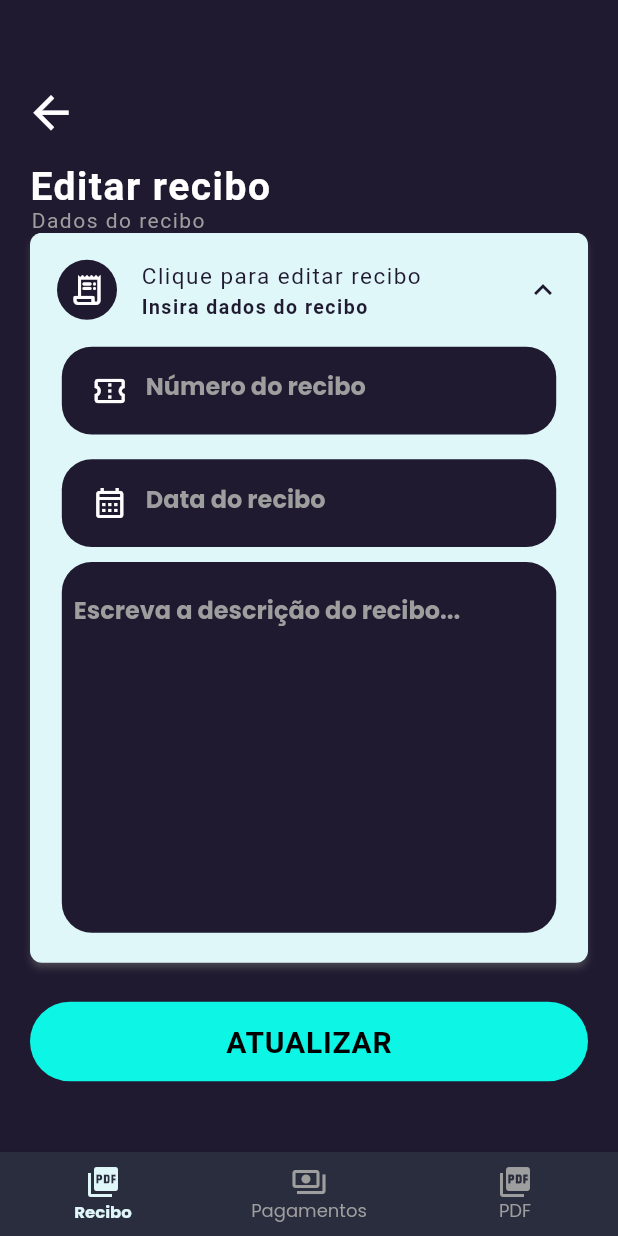
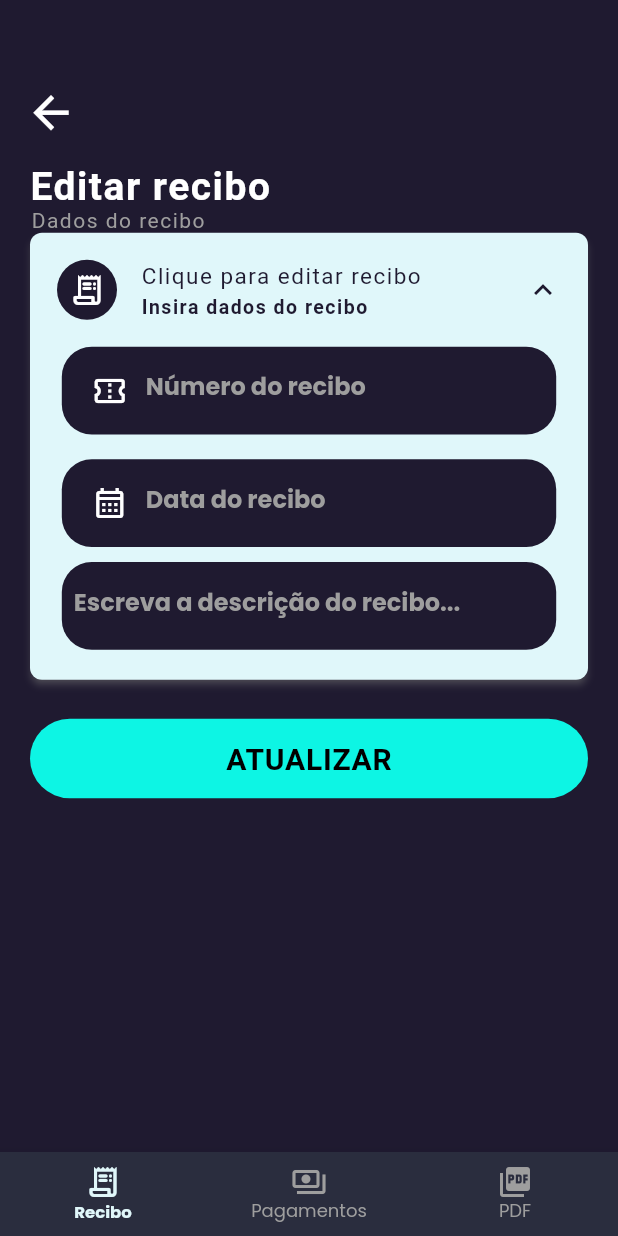
Before and after one commit to brdacon1/budget_flutter, a Flutter app: the PageTabRecibos screen opened directly with empty values, on a phone screen of 412 x 824 dp. Run offline on Flutter 3.47's test engine with Material 2 defaults, Android fonts, the phone set to English and light mode, and no system bars; drawn by our look-alikes of expansion_tile_card; our stand-ins replace adaptive_theme, awesome_dialog, badges, cloud_firestore, dotted_border, extended_masked_text and 19 more; missing offline and left inert: cloud_firestore_web, contact_picker_web, dart:ffi, firebase_auth_web, firebase_core_web, flutter_inapp_purchase and 3 more; accounts and stored records are empty; Roboto replaces fonts that are missing (Heebo); project files that could hold a hidden picture were left out.

Commit message:
Implementação notificação

```diff
--- a/lib/Pages/PdfViewPage.dart
+++ b/lib/Pages/PdfViewPage.dart
@@ -68,7 +68,7 @@ class _PdfViewPageState extends State<PdfViewPage> {
           });
           setState(() {});
         } else {
-          await displayAlert.notificationError(context, "Erro!", "Para visualizar o PDF do orçamento é necessário incluir apenas um produto ou serviço na aba 'Itens'");
+          await displayAlert.notificationWarning(context, "Ops!", "Para visualizar o PDF do orçamento é necessário incluir apenas um produto ou serviço na aba 'Itens'");
         }
       }
     } catch (ex) {}
--- a/lib/Pages/pg_generateRecived.dart
+++ b/lib/Pages/pg_generateRecived.dart
@@ -224,7 +224,7 @@ class _PgGenerateRecived extends State<PgGenerateRecived> {
                                   Padding(padding: const EdgeInsets.only(top: 10, bottom: 20),
                                     child: Container(
                                       width: we * 0.80,
-                                      height: he * 0.30,
+                                      height:he * 0.071,
                                       decoration: BoxDecoration(
                                         borderRadius: BorderRadius.circular(20.0),
                                         color: selected == Gender.descricaoText ? bgColor : bgColor,
@@ -233,7 +233,7 @@ class _PgGenerateRecived extends State<PgGenerateRecived> {
                                       child: TextField(
                                         controller: _descricaoText,
                                         keyboardType: TextInputType.multiline,
-                                        maxLines: 50,
+                                        maxLines: 1,
                                         onTap: () {
                                           setState(() {
                                             selected = Gender.descricaoText;
@@ -272,7 +272,7 @@ class _PgGenerateRecived extends State<PgGenerateRecived> {
                                 ITENS.VALORTOTAL = 0;
                                 await db.savedRecived(ITENS).then((value) async => {
                                   loadingEvent.closeLoading(context),
-                                  displayAlert.notificationNotCloseScreen(context, "Feito!", "Recibo atualizado com sucesso!"),
+                                  displayAlert.notificationNotCloseScreen(context, "Feito!", "Recibo criado com sucesso!"),
                                   widget.recibos.DATA = ITENS.DATA,
                                   widget.recibos.ID = ITENS.ID,
                                   widget.recibos.VALORTOTAL = ITENS.VALORTOTAL,
--- a/lib/Pages/pg_tabRecibos.dart
+++ b/lib/Pages/pg_tabRecibos.dart
@@ -62,7 +62,7 @@ class _PageTabRecibos extends State<PageTabRecibos> {
           currentIndex: _currentIndex,
           items: const [
             BottomNavigationBarItem(
-              icon: Icon(Icons.picture_as_pdf),
+              icon: Icon(Icons.receipt_long_rounded),
               label: 'Recibo',
             ),
             BottomNavigationBarItem(
```
Also changed, not shown: lib/Services/display_alert.dart (+34 -0 lines), 2 other files.
